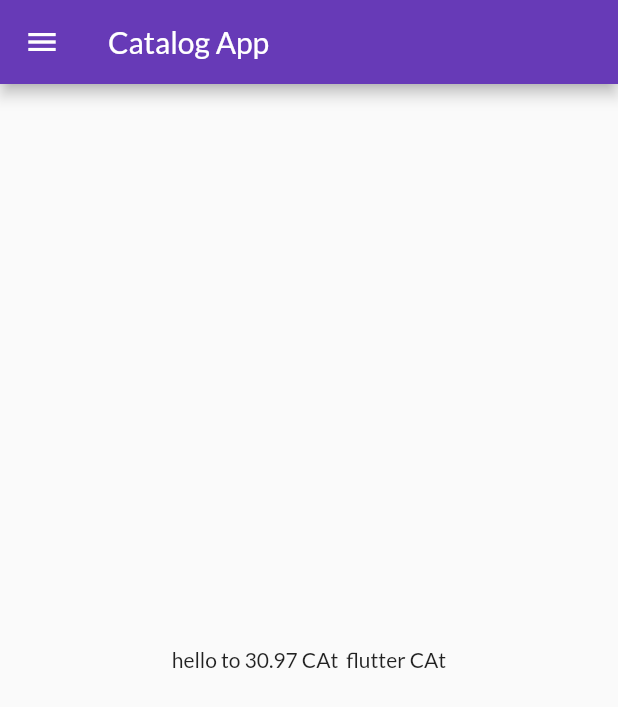
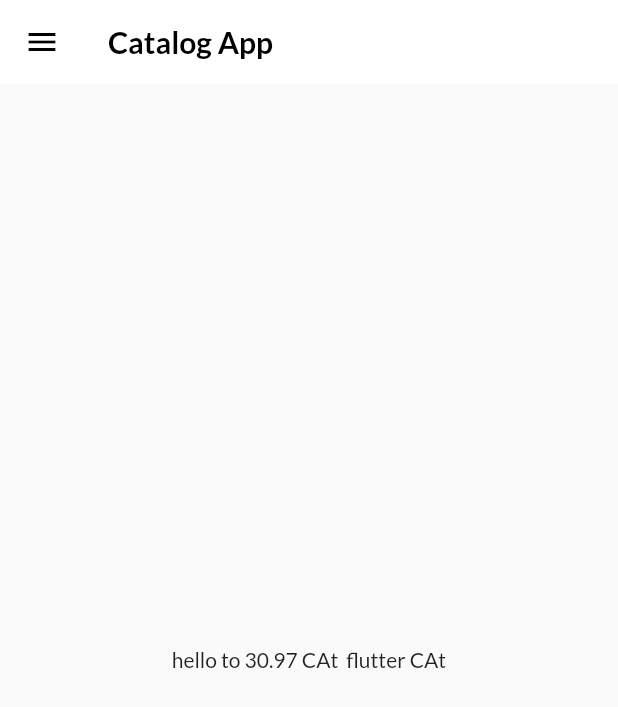
Before and after one commit to shhashank/30daysofflutter, a Flutter app: the screen it shows after launch, on a phone screen of 412 x 824 dp. Shown: the top 707 px of the screen. Run offline on Flutter 3.47's test engine with Material 2 defaults, Android fonts, the light colour scheme and no system bars; our stand-ins replace google_fonts.

Commit message:
themes extracted

```diff
--- a/lib/main.dart
+++ b/lib/main.dart
@@ -1,8 +1,8 @@
 import 'package:alpha1/utils/routes.dart';
+import 'package:alpha1/widgets/themes.dart';
 import 'package:flutter/material.dart';
 import 'pages/login_page.dart';
 import 'pages/home_page.dart';
-import 'package:google_fonts/google_fonts.dart';
 
 void main() {
   runApp(MyApp());
@@ -13,14 +13,9 @@ class MyApp extends StatelessWidget {
   Widget build(BuildContext context) {
     return MaterialApp(
       themeMode: ThemeMode.light,
-      theme: ThemeData(
-        primarySwatch: Colors.deepPurple,
-        fontFamily: GoogleFonts.lato().fontFamily,
-      ),
+      theme: MyTheme.lightTheme(context),
+      darkTheme: MyTheme.darkTheme(context),
       debugShowCheckedModeBanner: false,
-      darkTheme: ThemeData(
-        brightness: Brightness.dark,
-      ),
       initialRoute: MyRoutes.homeRoute,
       routes: {
         "/": (context) => HomePage(),
--- /dev/null
+++ b/lib/widgets/themes.dart
@@ -0,0 +1,21 @@
+import 'package:flutter/material.dart';
+import 'package:google_fonts/google_fonts.dart';
+
+class MyTheme {
+  static ThemeData lightTheme(BuildContext context) => ThemeData(
+      primarySwatch: Colors.deepPurple,
+      fontFamily: GoogleFonts.lato().fontFamily,
+      appBarTheme: AppBarTheme(
+          color: Colors.white,
+          elevation: 0.0,
+          iconTheme: IconThemeData(color: Colors.black),
+          titleTextStyle: TextStyle(
+            color: Colors.black,
+            fontFamily: GoogleFonts.lato().fontFamily,
+            fontSize: 20,
+            fontWeight: FontWeight.bold,
+          )));
+
+  static ThemeData darkTheme(BuildContext context) =>
+      ThemeData(brightness: Brightness.dark);
+}
```
